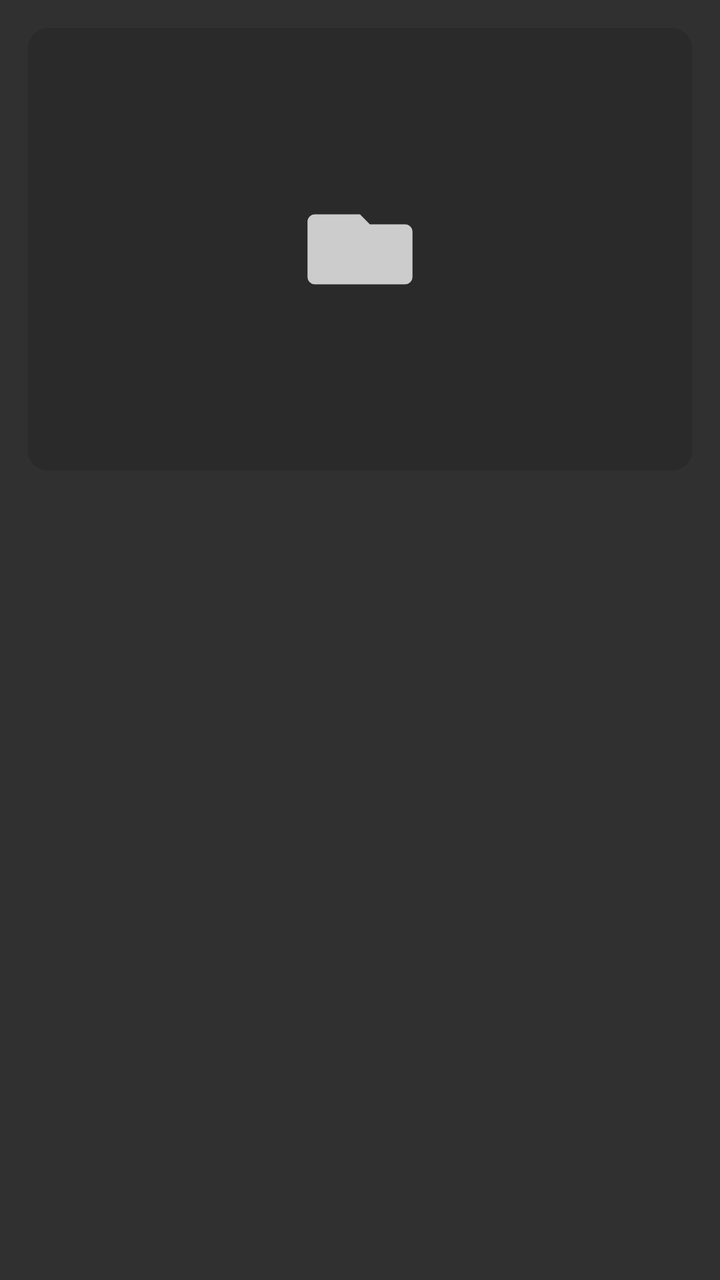
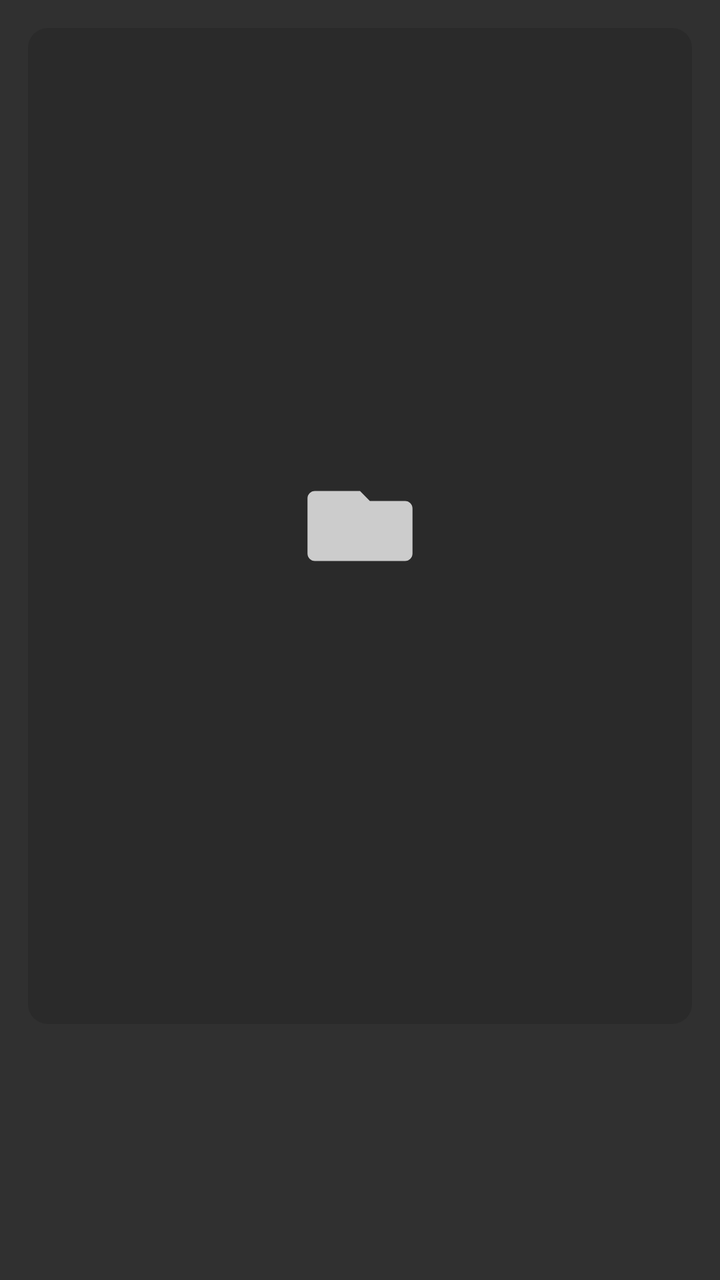

Before-and-after screenshots of an Android layout around one commit, followed by the original layout XML and the change that was made.
<!-- AndroidManifest.xml: application theme Theme.MyBLBL -->
<!-- res/layout/item_web_dav_grid.xml -->
<?xml version="1.0" encoding="utf-8"?>
<androidx.constraintlayout.widget.ConstraintLayout xmlns:android="http://schemas.android.com/apk/res/android"
    xmlns:app="http://schemas.android.com/apk/res-auto"
    android:layout_width="match_parent"
    android:layout_height="wrap_content"
    android:background="@drawable/cell_background"
    android:clickable="true"
    android:focusable="true"
    android:padding="@dimen/px14">

    <FrameLayout
        android:id="@+id/cover_container"
        android:layout_width="0dp"
        android:layout_height="0dp"
        android:background="@drawable/web_dav_cover_placeholder_bg"
        app:layout_constraintDimensionRatio="H,3:2"
        app:layout_constraintEnd_toEndOf="parent"
        app:layout_constraintStart_toStartOf="parent"
        app:layout_constraintTop_toTopOf="parent">

        <androidx.appcompat.widget.AppCompatImageView
            android:id="@+id/image_cover"
            android:layout_width="match_parent"
            android:layout_height="match_parent"
            android:contentDescription="@null"
            android:scaleType="centerCrop" />

        <androidx.appcompat.widget.AppCompatImageView
            android:id="@+id/icon_placeholder"
            android:layout_width="@dimen/px60"
            android:layout_height="@dimen/px60"
            android:layout_gravity="center"
            android:contentDescription="@null"
            android:src="@drawable/ic_webdav_folder"
            app:tint="?android:attr/textColorSecondary" />
    </FrameLayout>

    <androidx.appcompat.widget.AppCompatTextView
        android:id="@+id/text_name"
        android:layout_width="0dp"
        android:layout_height="wrap_content"
        android:layout_marginTop="@dimen/px12"
        android:ellipsize="end"
        android:lines="2"
        android:textColor="?android:attr/textColorPrimary"
        android:textSize="@dimen/px28"
        app:layout_constraintEnd_toEndOf="parent"
        app:layout_constraintStart_toStartOf="parent"
        app:layout_constraintTop_toBottomOf="@id/cover_container" />

    <androidx.appcompat.widget.AppCompatTextView
        android:id="@+id/text_meta"
        android:layout_width="0dp"
        android:layout_height="wrap_content"
        android:layout_marginTop="@dimen/px6"
        android:ellipsize="end"
        android:maxLines="1"
        android:textColor="?android:attr/textColorSecondary"
        android:textSize="@dimen/px22"
        app:layout_constraintEnd_toEndOf="parent"
        app:layout_constraintStart_toStartOf="parent"
        app:layout_constraintTop_toBottomOf="@id/text_name" />
</androidx.constraintlayout.widget.ConstraintLayout>
<!-- resources referenced by this layout -->
<resources>
  <dimen name="px12">12dip</dimen>
  <dimen name="px14">14dip</dimen>
  <dimen name="px22">22dip</dimen>
  <dimen name="px28">28dip</dimen>
  <dimen name="px6">6dip</dimen>
  <dimen name="px60">60dip</dimen>
  <!-- drawable cell_background (drawable) -->
  <?xml version="1.0" encoding="utf-8"?>
  <selector xmlns:android="http://schemas.android.com/apk/res/android" android:exitFadeDuration="@android:integer/config_shortAnimTime">
      <item android:state_pressed="true">
          <shape>
              <solid android:color="?attr/colorPrimary"/>
              <corners android:radius="@dimen/px15"/>
          </shape>
      </item>
      <item android:state_focused="true">
          <shape>
              <solid android:color="?attr/colorControlHighlight"/>
              <corners android:radius="@dimen/px15"/>
          </shape>
      </item>
      <item android:state_selected="true">
          <shape>
              <solid android:color="?attr/fourthBackgroundColor"/>
              <corners android:radius="@dimen/px15"/>
          </shape>
      </item>
      <item>
          <shape>
              <solid android:color="@android:color/transparent"/>
              <corners android:radius="@dimen/px15"/>
          </shape>
      </item>
  </selector>
  <!-- drawable ic_webdav_folder (drawable) -->
  <?xml version="1.0" encoding="utf-8"?>
  <vector xmlns:android="http://schemas.android.com/apk/res/android"
      android:height="50px"
      android:width="50px"
      android:viewportWidth="1024"
      android:viewportHeight="1024">
      <path
          android:fillColor="#ffffff"
          android:pathData="M896,298L596,298L512,214L128,214C92,214 64,242 64,278L64,746C64,782 92,810 128,810L896,810C932,810 960,782 960,746L960,362C960,326 932,298 896,298Z" />
  </vector>
  <!-- drawable web_dav_cover_placeholder_bg (drawable) -->
  <?xml version="1.0" encoding="utf-8"?>
  <shape xmlns:android="http://schemas.android.com/apk/res/android"
      android:shape="rectangle">
      <solid android:color="#22000000" />
      <corners android:radius="@dimen/px10" />
  </shape>
  <style name="Theme.MyBLBL" parent="@style/Theme.Blbl">
      </style>
  <dimen name="px15">15dip</dimen>
  <dimen name="px10">10dip</dimen>
  <color name="textColor">#eeeeee</color>
  <color name="subTextColor">#cccccc</color>
  <color name="systemBackgroundColor">#303030</color>
  <style name="WindowAnimationTransition" parent="">
          <item name="android:windowEnterAnimation">@android:anim/fade_in</item>
          <item name="android:windowExitAnimation">@android:anim/fade_out</item>
      </style>
  <color name="divideColor">#444444</color>
  <color name="colorAccent">#bb86fc</color>
  <color name="colorAccent2">#88bb86fc</color>
  <color name="white">#ffffff</color>
  <color name="black">#000000</color>
  <color name="purple_500">#6200ee</color>
  <color name="purple_700">#3700b3</color>
  <color name="teal_200">#03dac5</color>
  <color name="teal_700">#018786</color>
  <color name="fourthBackgroundColor">#626262</color>
  <color name="subBackgroundColor">#232323</color>
  <color name="tab_normal">#999999</color>
  <color name="backgroundColor">#050505</color>
  <!-- unchanged entries left out for length: 1 -->
</resources>

<!-- the commit's change to res/layout/item_web_dav_grid.xml (unified diff, before → after) -->
@@ -13,7 +13,7 @@
         android:layout_width="0dp"
         android:layout_height="0dp"
         android:background="@drawable/web_dav_cover_placeholder_bg"
-        app:layout_constraintDimensionRatio="H,3:2"
+        app:layout_constraintDimensionRatio="H,2:3"
         app:layout_constraintEnd_toEndOf="parent"
         app:layout_constraintStart_toStartOf="parent"
         app:layout_constraintTop_toTopOf="parent">
